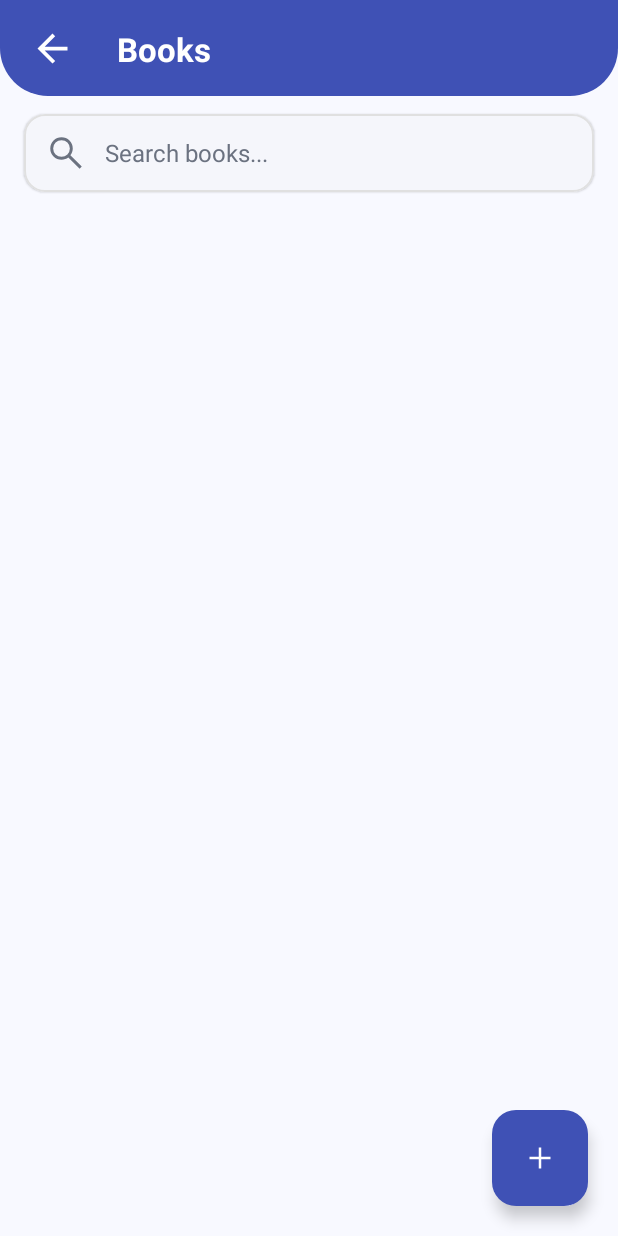
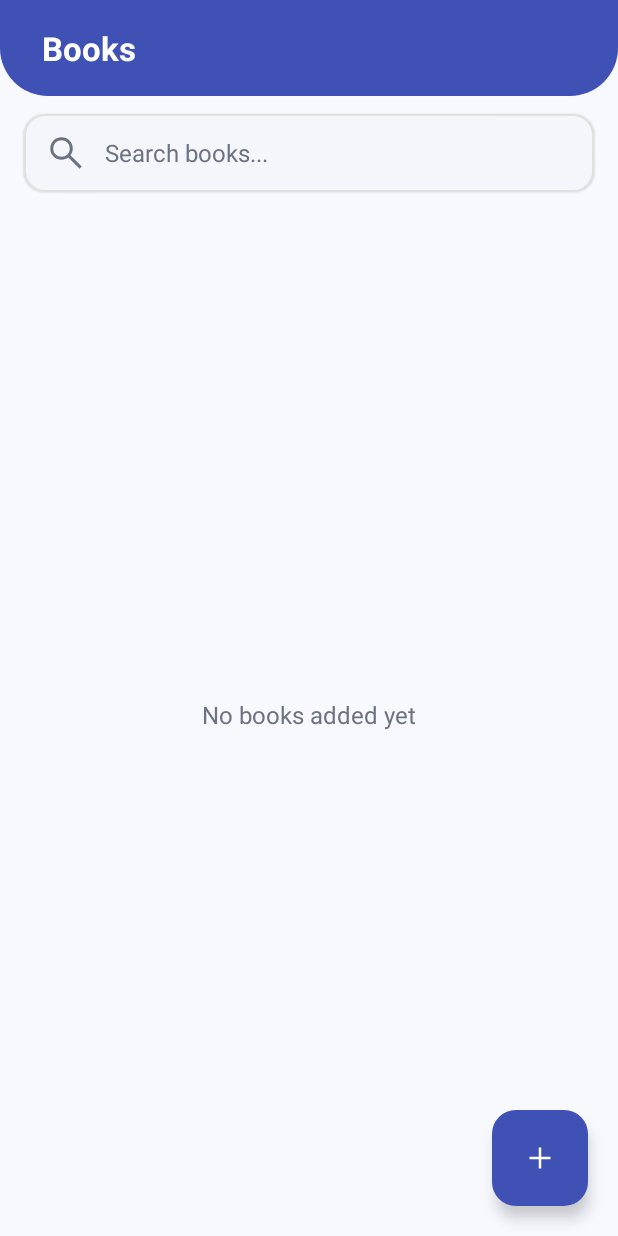
Before and after one commit to DanishShabbir-110/LibraryApp, an Android app: the BooksFragment screen opened through its navigation route, on a phone screen of 412 x 824 dp. Run offline under Robolectric (Android 15) with nearby library versions, the phone set to English and light mode, and no system bars; our stand-ins replace Dagger/Hilt's generated code, Room's generated code.

Commit message:
Make some changes for better UI Experience.

```diff
--- a/app/src/main/java/com/example/libraryapp/presentation/AppMenuFragment.kt
+++ b/app/src/main/java/com/example/libraryapp/presentation/AppMenuFragment.kt
@@ -1,10 +1,10 @@
 package com.example.libraryapp.presentation
 
 import android.os.Bundle
-import androidx.fragment.app.Fragment
 import android.view.LayoutInflater
 import android.view.View
 import android.view.ViewGroup
+import androidx.fragment.app.Fragment
 import com.example.libraryapp.R
 import com.example.libraryapp.databinding.FragmentAppmenuBinding
 import com.example.libraryapp.presentation.books.BooksFragment
@@ -13,15 +13,14 @@ import com.example.libraryapp.presentation.history.BorrowingHistoryFragment
 import com.example.libraryapp.presentation.members.MembersFragment
 
 class AppMenuFragment : Fragment() {
-    private val binding: FragmentAppmenuBinding by lazy {
-        FragmentAppmenuBinding.inflate(layoutInflater)
-    }
+    private var _binding: FragmentAppmenuBinding? = null
+    private val binding get() = _binding!!
 
     override fun onCreateView(
         inflater: LayoutInflater, container: ViewGroup?,
         savedInstanceState: Bundle?
-    ): View? {
-        // Inflate the layout for this fragment
+    ): View {
+        _binding = FragmentAppmenuBinding.inflate(inflater, container, false)
         return binding.root
     }
 
@@ -34,10 +33,22 @@ class AppMenuFragment : Fragment() {
 
         binding.bottomNav.setOnItemSelectedListener { item ->
             val selectedFragment: Fragment? = when (item.itemId) {
-                R.id.nav_home -> DashboardFragment()
-                R.id.nav_books -> BooksFragment()
-                R.id.nav_members -> MembersFragment()
-                R.id.nav_history -> BorrowingHistoryFragment()
+                R.id.nav_home -> DashboardFragment().apply {
+                    arguments = Bundle().apply { putBoolean("showBackArrow", false) }
+                }
+
+                R.id.nav_books -> BooksFragment().apply {
+                    arguments = Bundle().apply { putBoolean("showBackArrow", false) }
+                }
+
+                R.id.nav_members -> MembersFragment().apply {
+                    arguments = Bundle().apply { putBoolean("showBackArrow", false) }
+                }
+
+                R.id.nav_history -> BorrowingHistoryFragment().apply {
+                    arguments = Bundle().apply { putBoolean("showBackArrow", false) }
+                }
+
                 else -> null
             }
 
@@ -53,7 +64,10 @@ class AppMenuFragment : Fragment() {
     private fun replaceFragment(fragment: Fragment) {
         childFragmentManager.beginTransaction().replace(R.id.fragmentContainer, fragment).commit()
     }
+
     fun setSelectedBottomTab(itemId: Int) {
-        binding.bottomNav.selectedItemId = itemId
+        binding.bottomNav.menu
+            .findItem(itemId)
+            .isChecked = true
     }
 }
--- a/app/src/main/java/com/example/libraryapp/presentation/books/BooksFragment.kt
+++ b/app/src/main/java/com/example/libraryapp/presentation/books/BooksFragment.kt
@@ -16,6 +16,7 @@ import androidx.recyclerview.widget.LinearLayoutManager
 import com.example.libraryapp.R
 import com.example.libraryapp.databinding.FragmentBooksBinding
 import com.example.libraryapp.domain.model.Book
+import com.example.libraryapp.presentation.AppMenuFragment
 import com.example.libraryapp.presentation.books.addbooks.AddBookFragment
 import com.google.android.material.dialog.MaterialAlertDialogBuilder
 import dagger.hilt.android.AndroidEntryPoint
@@ -49,6 +50,7 @@ class BooksFragment : Fragment() {
 
         setupRecyclerView()
         setupClickListeners()
+        setupBackArrow()
         observeUiState()
         setupSearch()
 
@@ -60,6 +62,8 @@ class BooksFragment : Fragment() {
                 viewModel.uiState.collect { state ->
                     bookAdapter.submitList(state.books)
                     binding.loadingOverlay.isVisible = state.isLoading
+                    binding.tvNoData.isVisible = state.books.isEmpty() && !state.isLoading
+                    binding.rvBooks.isVisible = state.books.isNotEmpty()
                     state.errorMessage?.let { message ->
                         Toast.makeText(requireContext(), message, Toast.LENGTH_SHORT).show()
                         viewModel.clearError()
@@ -114,6 +118,8 @@ class BooksFragment : Fragment() {
 
         binding.ivBack.setOnClickListener {
             parentFragmentManager.popBackStack()
+            (parentFragment as? AppMenuFragment)
+                ?.setSelectedBottomTab(R.id.nav_home)
         }
 
     }
@@ -132,4 +138,12 @@ class BooksFragment : Fragment() {
             )
         }
     }
+
+    private fun setupBackArrow() {
+
+        val showBackArrow =
+            arguments?.getBoolean("showBackArrow", false) ?: false
+
+        binding.ivBack.isVisible = showBackArrow
+    }
 }
--- a/app/src/main/java/com/example/libraryapp/presentation/dashboard/DashboardFragment.kt
+++ b/app/src/main/java/com/example/libraryapp/presentation/dashboard/DashboardFragment.kt
@@ -47,9 +47,10 @@ class DashboardFragment : Fragment() {
 
     private fun setupActionListeners() {
         binding.clBooks.setOnClickListener {
+            val fragment= BooksFragment().apply { arguments = Bundle().apply { putBoolean("showBackArrow",true) }}
             parentFragmentManager
                 .beginTransaction()
-                .replace(R.id.fragmentContainer, BooksFragment())
+                .replace(R.id.fragmentContainer, fragment)
                 .addToBackStack(null)
                 .commit()
 
@@ -57,9 +58,10 @@ class DashboardFragment : Fragment() {
                 ?.setSelectedBottomTab(R.id.nav_books)
         }
         binding.clMembers.setOnClickListener {
+            val fragment= MembersFragment().apply { arguments = Bundle().apply { putBoolean("showBackArrow",true) }}
             parentFragmentManager
                 .beginTransaction()
-                .replace(R.id.fragmentContainer, MembersFragment())
+                .replace(R.id.fragmentContainer, fragment)
                 .addToBackStack(null)
                 .commit()
             (parentFragment as? AppMenuFragment)
--- a/app/src/main/java/com/example/libraryapp/presentation/issue_return/IssueReturnBookFragment.kt
+++ b/app/src/main/java/com/example/libraryapp/presentation/issue_return/IssueReturnBookFragment.kt
@@ -138,12 +138,12 @@ class IssueReturnBookFragment : Fragment() {
                         Toast.makeText(
                             requireContext(), state.successMessage, Toast.LENGTH_SHORT
                         ).show()
-
+                        val fragment= BorrowingHistoryFragment().apply { arguments = Bundle().apply { putBoolean("showBackArrow",true) }}
                         parentFragmentManager
                             .beginTransaction()
                             .replace(
                                 com.example.libraryapp.R.id.fragmentContainer,
-                                BorrowingHistoryFragment()
+                                fragment
                             )
                             .addToBackStack(null)
                             .commit()
--- a/app/src/main/java/com/example/libraryapp/presentation/issue_return/IssueReturnViewModel.kt
+++ b/app/src/main/java/com/example/libraryapp/presentation/issue_return/IssueReturnViewModel.kt
@@ -45,7 +45,7 @@ class IssueReturnViewModel @Inject constructor(
 
                 _uiState.update {
                     it.copy(
-                        books = books,
+                        books = books.filter { it.availableCopies>0 },
                         members = members
                     )
                 }
--- a/app/src/main/res/layout/fragment_books.xml
+++ b/app/src/main/res/layout/fragment_books.xml
@@ -111,6 +111,19 @@
         app:layout_constraintTop_toBottomOf="@id/cardSearch"
         tools:listitem="@layout/item_book"/>
 
+    <TextView
+        android:id="@+id/tvNoData"
+        android:layout_width="wrap_content"
+        android:layout_height="wrap_content"
+        android:text="No books added yet"
+        android:textColor="@color/text_secondary"
+        android:textSize="16sp"
+        android:visibility="gone"
+        app:layout_constraintTop_toTopOf="@id/rvBooks"
+        app:layout_constraintBottom_toBottomOf="@id/rvBooks"
+        app:layout_constraintStart_toStartOf="parent"
+        app:layout_constraintEnd_toEndOf="parent" />
+
     <com.google.android.material.floatingactionbutton.FloatingActionButton
         android:id="@+id/fabAddBook"
         android:layout_width="64dp"
```
Also changed, not shown: app/src/main/java/com/example/libraryapp/presentation/history/BorrowingHistoryFragment.kt (+14 -0 lines), app/src/main/java/com/example/libraryapp/presentation/members/MembersFragment.kt (+14 -1 lines), app/src/main/res/layout/fragment_browsing_history.xml (+12 -0 lines), app/src/main/res/layout/fragment_members.xml (+12 -0 lines).
